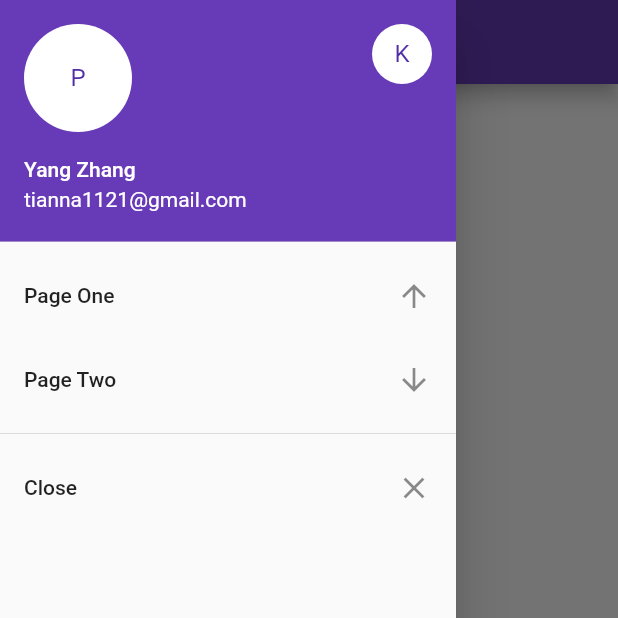
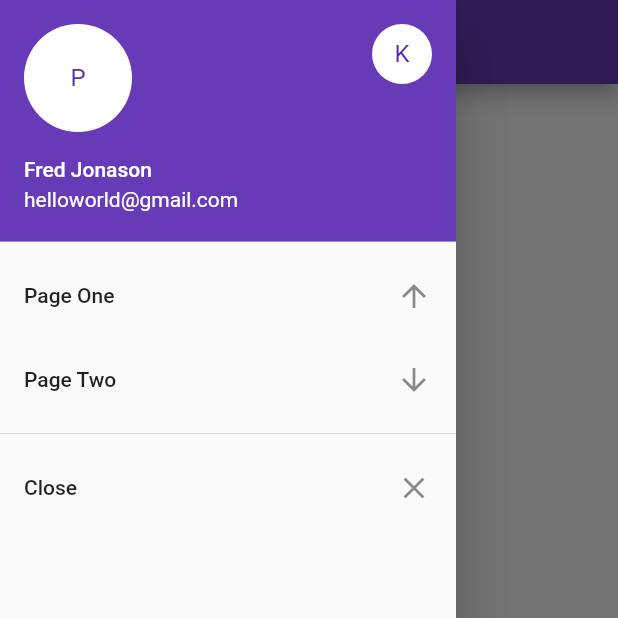
Before and after one commit to tianna1121/flutternav, a Flutter app: the screen it shows after launch, with the side drawer open, on a phone screen of 412 x 824 dp, the top half of it. Run offline on Flutter 3.47's test engine with Material 2 defaults, Android fonts, the phone set to English and light mode, and no system bars.

Commit message:
change some text

```diff
--- a/lib/main.dart
+++ b/lib/main.dart
@@ -33,8 +33,8 @@ class HomePage extends StatelessWidget {
         child: new ListView(
           children: <Widget>[
             new UserAccountsDrawerHeader(
-              accountName: new Text("Yang Zhang"),
-              accountEmail: new Text("tianna1121@gmail.com"),
+              accountName: new Text("Fred Jonason"),
+              accountEmail: new Text("helloworld@gmail.com"),
               currentAccountPicture: new CircleAvatar(
                 backgroundColor:
                     Theme.of(context).platform == TargetPlatform.iOS
```
